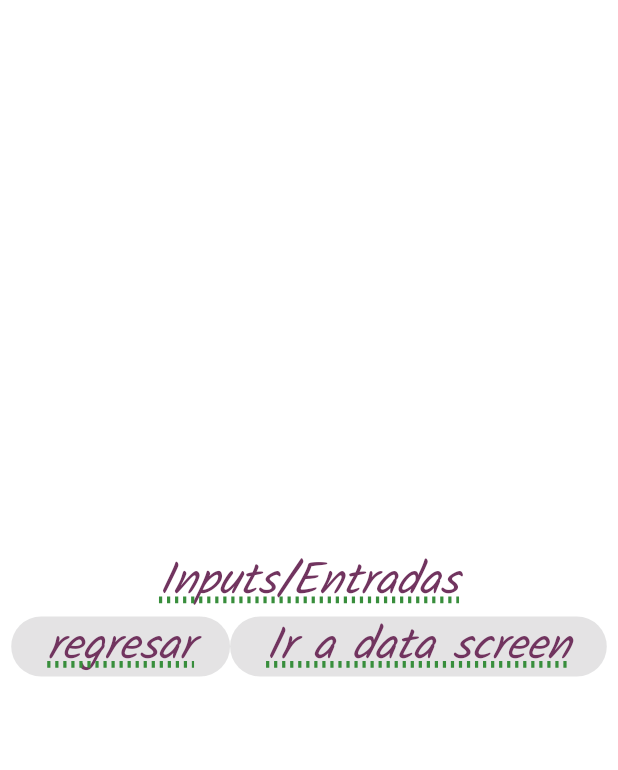
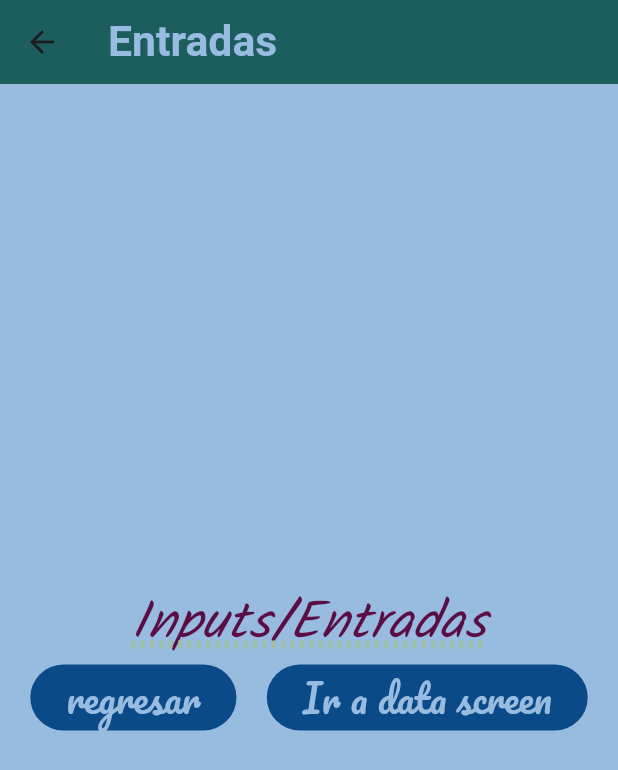
Before and after one commit to SantiagoAHS/componentes_flutter, a Flutter app: the screen it shows after launch, after a tap on "Entradas", on a phone screen of 412 x 824 dp. Shown: the top 770 px of the screen. Run offline on Flutter 3.47's test engine with Material 3 defaults, Android fonts, the phone set to English and light mode, and no system bars; our stand-ins replace google_fonts.

Commit message:
Changing the AppTheme and addingScaffold to Inputs

```diff
--- a/lib/screens/home_screen.dart
+++ b/lib/screens/home_screen.dart
@@ -18,14 +18,18 @@ class HomeScreen extends StatelessWidget {
           children: [
             const Divider(),
             ListTile(
-              leading: const Icon(Icons.input_sharp, color: AppTheme.mainColor),
+              leading: IconTheme(
+                data: AppTheme.lightTheme.iconTheme,
+                child:const Icon(Icons.input_sharp),),
               title:Text('Entradas',
-              style: Theme.of(context).textTheme.headlineLarge,
+              style: AppTheme.lightTheme.textTheme.headlineLarge,
               ),
               subtitle: Text('Mostrar diferentes widgets para entradas de flutter ',
-              style: Theme.of(context).textTheme.bodySmall,
+              style: AppTheme.lightTheme.textTheme.bodySmall,
               ),
-              trailing:const Icon(Icons.arrow_drop_down_circle, color: AppTheme.mainColor,),
+              trailing:IconTheme(
+                data: AppTheme.lightTheme.iconTheme,
+                child: const Icon(Icons.arrow_drop_down_circle,)),
               onTap: () {
                 final ruta1 = MaterialPageRoute(builder: (context){
                   return const Inputsscreen();
@@ -35,13 +39,17 @@ class HomeScreen extends StatelessWidget {
             ),
             const Divider(color: Color.fromARGB(255, 47, 69, 195),),
              ListTile(
-              leading: const Icon(Icons.list_sharp, color: AppTheme.mainColor),
+              leading:IconTheme(
+                data: AppTheme.lightTheme.iconTheme,
+                child: const Icon(Icons.list_sharp,)),
               title:Text('ListViews.builder ',
-              style: Theme.of(context).textTheme.headlineLarge,),
+              style: AppTheme.lightTheme.textTheme.headlineLarge),
               subtitle:  Text('Scroll infinito',
-              style: Theme.of(context).textTheme.bodySmall,
+              style: AppTheme.lightTheme.textTheme.bodySmall,
               ),
-              trailing: const Icon(Icons.arrow_drop_down_circle, color: AppTheme.mainColor, ),
+              trailing:IconTheme(
+                data: AppTheme.lightTheme.iconTheme,
+                child: const Icon(Icons.arrow_drop_down_circle,)),
               onTap: () {
                 final ruta2 = MaterialPageRoute(builder: (context){
                   return const InfiniteListScreen();
@@ -51,15 +59,18 @@ class HomeScreen extends StatelessWidget {
             ),
             const Divider(color: Color.fromARGB(255, 22, 98, 61)),
             ListTile(
-              leading: const Icon(Icons.notification_add,
-              color: AppTheme.mainColor),
+              leading:IconTheme(
+                data: AppTheme.lightTheme.iconTheme,
+                child: const Icon(Icons.notification_add,)),
               title:Text('Notificaciones ',
-              style: Theme.of(context).textTheme.headlineLarge,
+              style: AppTheme.lightTheme.textTheme.headlineLarge,
               ),
               subtitle: Text('crear notificaciones',
-              style: Theme.of(context).textTheme.bodySmall,
+              style: AppTheme.lightTheme.textTheme.bodySmall,
               ),
-              trailing:const Icon(Icons.arrow_drop_down_circle, color: AppTheme.mainColor,),
+              trailing:IconTheme(
+                data: AppTheme.lightTheme.iconTheme,
+                child: const Icon(Icons.arrow_drop_down_circle,)),
               onTap: () {
                 final ruta3 = MaterialPageRoute(builder: (context){
                   return const NotificationsScreen();
--- a/lib/screens/inputs_screen.dart
+++ b/lib/screens/inputs_screen.dart
@@ -1,4 +1,5 @@
 import 'package:flutter/material.dart';
+import 'package:practica3/theme/app_theme.dart';
 
 class Inputsscreen extends StatefulWidget {
   const Inputsscreen({super.key});
@@ -10,24 +11,27 @@ class Inputsscreen extends StatefulWidget {
 class _InputsscreenState extends State<Inputsscreen> {
   @override
   Widget build(BuildContext context) {
-    return Column(
+    return Scaffold(
+      appBar: AppBar(title: const Text('Entradas')),
+      body: Column(
         mainAxisAlignment: MainAxisAlignment.center,
         children: [
-          Text('Inputs/Entradas',style:Theme.of(context).textTheme.headlineLarge,),
-           Row(
-            mainAxisAlignment: MainAxisAlignment.center,
+            Text('Inputs/Entradas',style:AppTheme.lightTheme.textTheme.headlineLarge),
+             const Row(
+              mainAxisAlignment: MainAxisAlignment.spaceEvenly,
               children: [
                 ElevatedButton(
                 onPressed: null,
-              child: Text('regresar', style: Theme.of(context).textTheme.headlineLarge,),
+                child: Text('regresar',),
                 ),
                 ElevatedButton(
                 onPressed: null,
-              child: Text('Ir a data screen', style: Theme.of(context).textTheme.headlineLarge),
+                child: Text('Ir a data screen',),
                 ),
               ],
             )
         ],
+      ),
     );
   }
 }
--- a/lib/theme/app_theme.dart
+++ b/lib/theme/app_theme.dart
@@ -6,18 +6,37 @@ class AppTheme{
   //declaracion de color
   static const mainColor = Color.fromARGB(255, 28, 94, 94);
   static const backColor = Color.fromARGB(255, 152, 188, 224);
-  static const darttheme = Color.fromARGB(255, 16, 67, 118);
+  static const accent = Color.fromARGB(255, 11, 74, 137);
+
 
   static final ThemeData lightTheme =  ThemeData.light().copyWith(
     scaffoldBackgroundColor: backColor,
-        appBarTheme: const AppBarTheme( color: mainColor),
+        appBarTheme:AppBarTheme(
+          color: mainColor,
+          titleTextStyle: GoogleFonts.aBeeZee(
+            color: backColor,
+            fontSize: 28.5,
+            fontWeight: FontWeight.bold,
+          ),
+          ),
+        iconTheme: const IconThemeData(
+          color: Color.fromARGB(255, 17, 32, 100),
+          size: 35.0,
+        ),
+        elevatedButtonTheme: ElevatedButtonThemeData(
+          style: ButtonStyle(
+            backgroundColor:MaterialStateProperty.all(accent,),
+            foregroundColor: MaterialStateProperty.all(backColor),
+            textStyle: MaterialStateProperty.all(GoogleFonts.pacifico(fontSize: 25.2)),
+          ),
+        ),
         textTheme:TextTheme(
           headlineLarge: GoogleFonts.kalam(
-            color: const Color.fromARGB(255, 113, 52, 95),
-            fontSize: 30.0,
+            color: const Color.fromARGB(255, 91, 14, 67),
+            fontSize: 35.0,
             fontWeight: FontWeight.w500,
             decoration: TextDecoration.underline,
-            decorationColor: Colors.green[700],
+            decorationColor: const Color.fromARGB(255, 158, 191, 160),
             decorationStyle: TextDecorationStyle.dotted,
             decorationThickness: 3.0,
             fontStyle:  FontStyle.italic
@@ -27,10 +46,6 @@ class AppTheme{
               fontSize: 20.0,
               fontWeight: FontWeight.w200,
               decoration: TextDecoration.underline,
-              decorationColor: Colors.limeAccent[700],
-              decorationStyle: TextDecorationStyle.wavy,
-              decorationThickness:  2.0,
-              fontStyle: FontStyle.italic
             )
         )
   );
```
Lines whose indentation alone changed are shown as unchanged.
